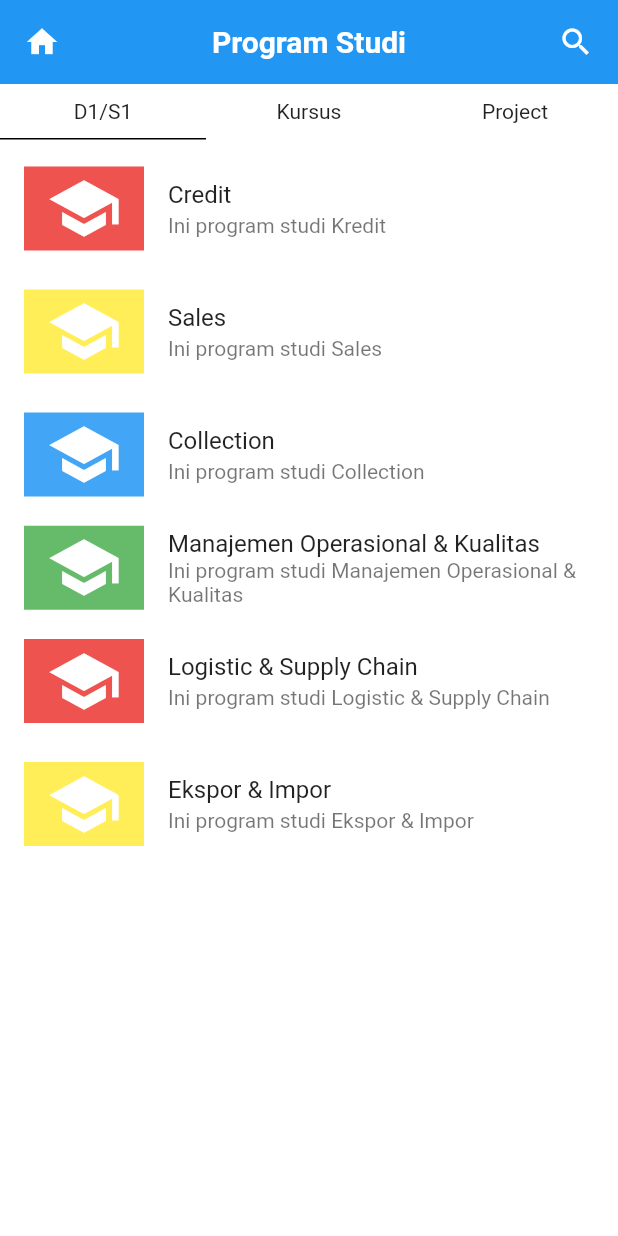
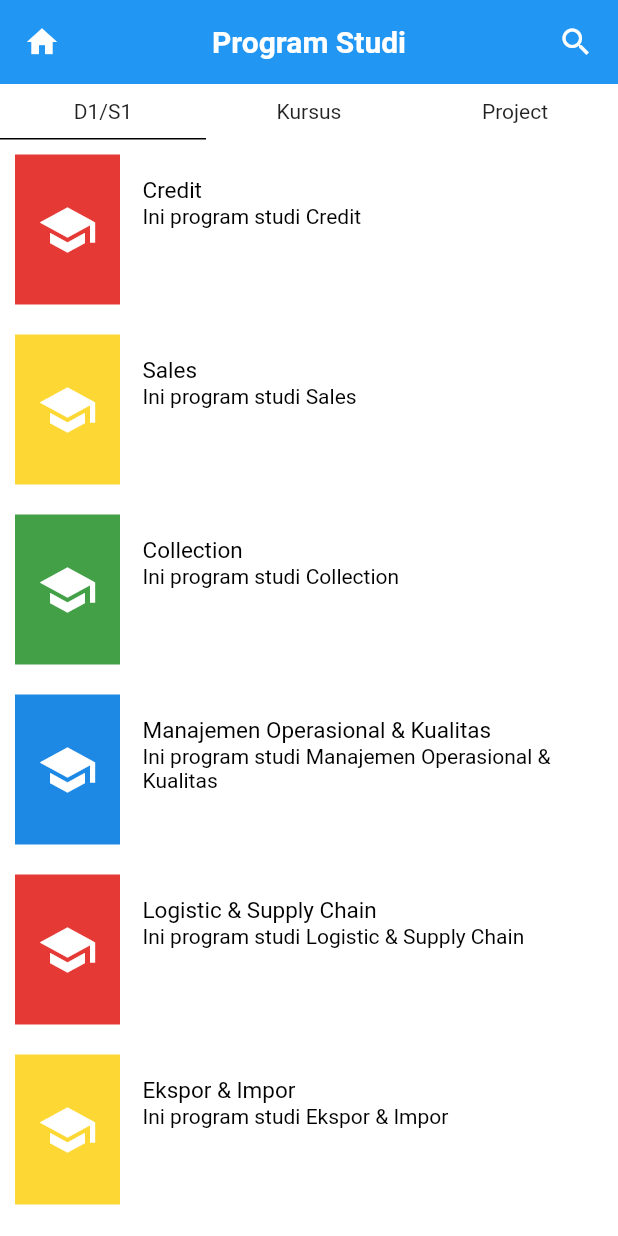
Before and after one commit to frwnn/UI_Prodi, a Flutter app: the screen it shows after launch, on a phone screen of 412 x 824 dp. Run offline on Flutter 3.47's test engine with Material 2 defaults, Android fonts, the phone set to English and light mode, and no system bars.

Commit message:
profil dart

```diff
--- a/lib/pages/profil.dart
+++ b/lib/pages/profil.dart
@@ -62,97 +62,213 @@ class _ProfilePageState extends State<ProfilePage> {
               Expanded(child: Center(child: Text("Project"))),
             ],
           ),
-          SizedBox(height: 10),
-          ListTile(
-              title: Text("Credit"),
-              subtitle: Text("Ini program studi Kredit"),
-              leading: Stack(
-                alignment: Alignment.center,
+          Container(
+            padding: EdgeInsets.all(10),
+            child: Row(
               children: [
                 Container(
-                    height: 80,
-                    width: 80,
-                    color: Colors.red[400],
+                  width: 70,
+                  height: 100,
+                  color: Colors.red[600],
+                  child: new Icon(
+                    Icons.school,
+                    color: Colors.white,
+                    size: 40,
                   ),
-                  Icon(Icons.school, size: 50, color: Colors.white)
+                ),
+                Expanded(
+                    child: Container(
+                  padding: EdgeInsets.all(15),
+                  height: 100,
+                  color: Colors.white,
+                  child: Column(
+                    crossAxisAlignment: CrossAxisAlignment.start,
+                    children: [
+                      Text("Credit",
+                          style: TextStyle(
+                            color: Colors.black,
+                            fontSize: 15,
+                          )),
+                      Text(
+                        "Ini program studi Credit",
+                        style: TextStyle(color: Colors.black),
+                      )
                     ],
-              )),
-          SizedBox(height: 10),
-          ListTile(
-              title: Text("Sales"),
-              subtitle: Text("Ini program studi Sales"),
-              leading: Stack(
-                alignment: Alignment.center,
+                  ),
+                ))
+              ],
+            ),
+          ),
+          Container(
+            padding: EdgeInsets.all(10),
+            child: Row(
               children: [
                 Container(
-                    height: 80,
-                    width: 80,
-                    color: Colors.yellow[400],
+                  width: 70,
+                  height: 100,
+                  color: Colors.yellow[600],
+                  child: new Icon(
+                    Icons.school,
+                    color: Colors.white,
+                    size: 40,
                   ),
-                  Icon(Icons.school, size: 50, color: Colors.white)
+                ),
+                Expanded(
+                    child: Container(
+                  padding: EdgeInsets.all(15),
+                  height: 100,
+                  color: Colors.white,
+                  child: Column(
+                    crossAxisAlignment: CrossAxisAlignment.start,
+                    children: [
+                      Text("Sales",
+                          style: TextStyle(color: Colors.black, fontSize: 15)),
+                      Text(
+                        "Ini program studi Sales",
+                        style: TextStyle(color: Colors.black),
+                      )
                     ],
-              )),
-          SizedBox(height: 10),
-          ListTile(
-              title: Text("Collection"),
-              subtitle: Text("Ini program studi Collection"),
-              leading: Stack(
-                alignment: Alignment.center,
+                  ),
+                ))
+              ],
+            ),
+          ),
+          Container(
+            padding: EdgeInsets.all(10),
+            child: Row(
               children: [
                 Container(
-                    height: 80,
-                    width: 80,
-                    color: Colors.blue[400],
+                  width: 70,
+                  height: 100,
+                  color: Colors.green[600],
+                  child: new Icon(
+                    Icons.school,
+                    color: Colors.white,
+                    size: 40,
                   ),
-                  Icon(Icons.school, size: 50, color: Colors.white)
+                ),
+                Expanded(
+                    child: Container(
+                  padding: EdgeInsets.all(15),
+                  height: 100,
+                  color: Colors.white,
+                  child: Column(
+                    crossAxisAlignment: CrossAxisAlignment.start,
+                    children: [
+                      Text("Collection",
+                          style: TextStyle(color: Colors.black, fontSize: 15)),
+                      Text(
+                        "Ini program studi Collection",
+                        style: TextStyle(color: Colors.black),
+                      )
                     ],
-              )),
-          SizedBox(height: 10),
-          ListTile(
-              title: Text("Manajemen Operasional & Kualitas"),
-              subtitle:
-                  Text("Ini program studi Manajemen Operasional & Kualitas"),
-              leading: Stack(
-                alignment: Alignment.center,
+                  ),
+                ))
+              ],
+            ),
+          ),
+          Container(
+            padding: EdgeInsets.all(10),
+            child: Row(
               children: [
                 Container(
-                    height: 80,
-                    width: 80,
-                    color: Colors.green[400],
+                  width: 70,
+                  height: 100,
+                  color: Colors.blue[600],
+                  child: new Icon(
+                    Icons.school,
+                    color: Colors.white,
+                    size: 40,
                   ),
-                  Icon(Icons.school, size: 50, color: Colors.white)
+                ),
+                Expanded(
+                    child: Container(
+                  padding: EdgeInsets.all(15),
+                  height: 100,
+                  color: Colors.white,
+                  child: Column(
+                    crossAxisAlignment: CrossAxisAlignment.start,
+                    children: [
+                      Text("Manajemen Operasional & Kualitas",
+                          style: TextStyle(color: Colors.black, fontSize: 15)),
+                      Text(
+                        "Ini program studi Manajemen Operasional & Kualitas",
+                        style: TextStyle(color: Colors.black),
+                      )
                     ],
-              )),
-          SizedBox(height: 10),
-          ListTile(
-              title: Text("Logistic & Supply Chain"),
-              subtitle: Text("Ini program studi Logistic & Supply Chain"),
-              leading: Stack(
-                alignment: Alignment.center,
+                  ),
+                ))
+              ],
+            ),
+          ),
+          Container(
+            padding: EdgeInsets.all(10),
+            child: Row(
               children: [
                 Container(
-                    height: 80,
-                    width: 80,
-                    color: Colors.red[400],
+                  width: 70,
+                  height: 100,
+                  color: Colors.red[600],
+                  child: new Icon(
+                    Icons.school,
+                    color: Colors.white,
+                    size: 40,
                   ),
-                  Icon(Icons.school, size: 50, color: Colors.white)
+                ),
+                Expanded(
+                    child: Container(
+                  padding: EdgeInsets.all(15),
+                  height: 100,
+                  color: Colors.white,
+                  child: Column(
+                    crossAxisAlignment: CrossAxisAlignment.start,
+                    children: [
+                      Text("Logistic & Supply Chain",
+                          style: TextStyle(color: Colors.black, fontSize: 15)),
+                      Text(
+                        "Ini program studi Logistic & Supply Chain",
+                        style: TextStyle(color: Colors.black),
+                      )
                     ],
-              )),
-          SizedBox(height: 10),
-          ListTile(
-              title: Text("Ekspor & Impor"),
-              subtitle: Text("Ini program studi Ekspor & Impor"),
-              leading: Stack(
-                alignment: Alignment.center,
+                  ),
+                ))
+              ],
+            ),
+          ),
+          Container(
+            padding: EdgeInsets.all(10),
+            child: Row(
               children: [
                 Container(
-                    height: 80,
-                    width: 80,
-                    color: Colors.yellow[400],
+                  width: 70,
+                  height: 100,
+                  color: Colors.yellow[600],
+                  child: new Icon(
+                    Icons.school,
+                    color: Colors.white,
+                    size: 40,
                   ),
-                  Icon(Icons.school, size: 50, color: Colors.white)
+                ),
+                Expanded(
+                    child: Container(
+                  padding: EdgeInsets.all(15),
+                  height: 100,
+                  color: Colors.white,
+                  child: Column(
+                    crossAxisAlignment: CrossAxisAlignment.start,
+                    children: [
+                      Text("Ekspor & Impor",
+                          style: TextStyle(color: Colors.black, fontSize: 15)),
+                      Text(
+                        "Ini program studi Ekspor & Impor",
+                        style: TextStyle(color: Colors.black),
+                      )
                     ],
-              )),
+                  ),
+                ))
+              ],
+            ),
+          ),
         ],
       ),
     );
```
Lines whose indentation alone changed are shown as unchanged.
